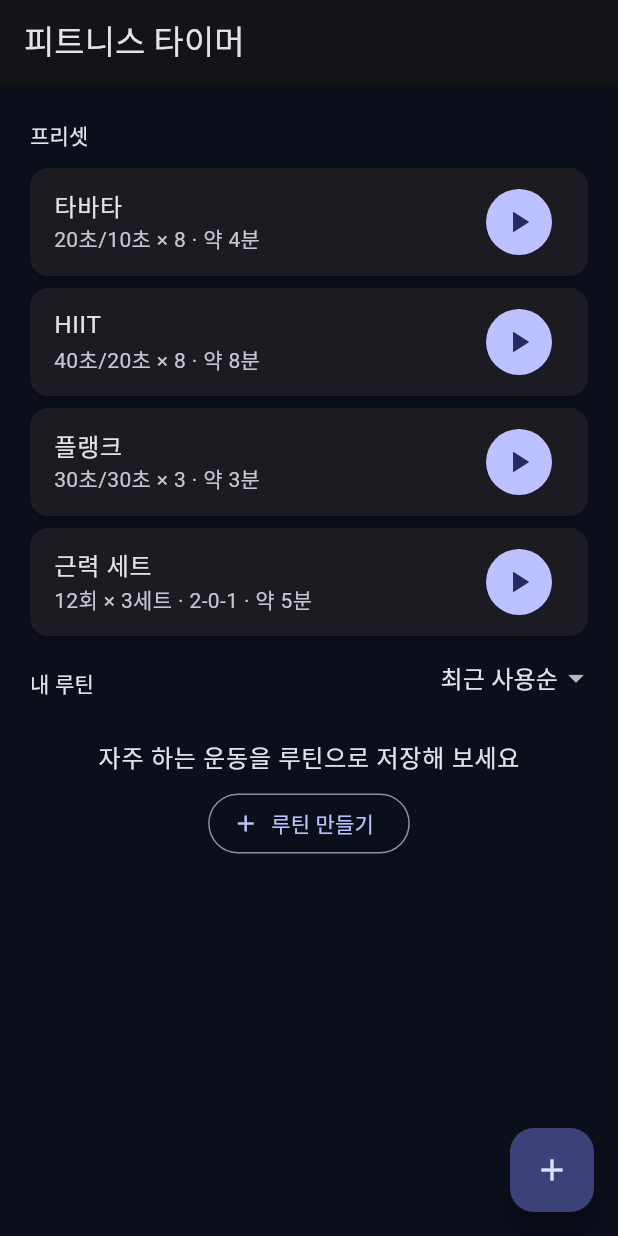
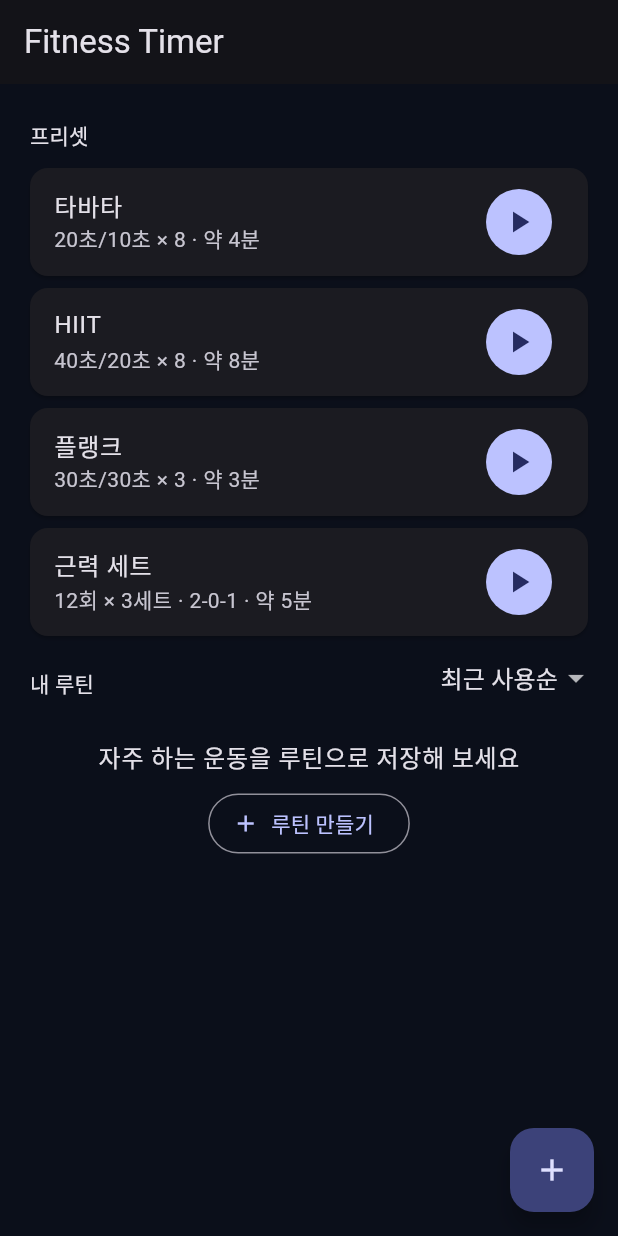
Before and after one commit to zerogravitymeat/fitness_timer, a Flutter app: the screen it shows after launch, on a phone screen of 412 x 824 dp. Run offline on Flutter 3.47's test engine with Material 3 defaults, Android fonts, the phone set to English and light mode, and no system bars; our stand-ins replace audioplayers, flutter_tts, vibration, wakelock_plus; missing offline and left inert: flutter_foreground_task.

Commit message:
chore: 앱 표기 이름을 Fitness Timer로 변경
- Android·iOS 표시 이름, 앱 제목, 홈 화면 제목
- README, 기획 문서(01, 03, 04, docs/README)

Co-Authored-By: Claude Opus 5.5 <noreply@anthropic.com>

```diff
--- a/lib/features/home/home_page.dart
+++ b/lib/features/home/home_page.dart
@@ -144,7 +144,7 @@ class _HomePageState extends State<HomePage> {
         final text = Theme.of(context).textTheme;
 
         return Scaffold(
-          appBar: AppBar(title: const Text('피트니스 타이머')),
+          appBar: AppBar(title: const Text('Fitness Timer')),
           floatingActionButton: FloatingActionButton(
             tooltip: '새 루틴 만들기',
             onPressed: () =>
--- a/lib/main.dart
+++ b/lib/main.dart
@@ -17,7 +17,7 @@ class FitnessTimerApp extends StatelessWidget {
   @override
   Widget build(BuildContext context) {
     return MaterialApp(
-      title: '피트니스 타이머',
+      title: 'Fitness Timer',
       debugShowCheckedModeBanner: false,
       // MVP는 다크 테마만 (docs/04 2.4절). 글래스 디자인은 개발 7단계에서.
       theme: ThemeData(
--- a/pubspec.yaml
+++ b/pubspec.yaml
@@ -1,5 +1,5 @@
 name: fitness_timer
-description: "피트니스 타이머 - 운동용 인터벌·세트 타이머"
+description: "Fitness Timer - 운동용 인터벌·세트 타이머"
 # The following line prevents the package from being accidentally published to
 # pub.dev using `flutter pub publish`. This is preferred for private packages.
 publish_to: 'none' # Remove this line if you wish to publish to pub.dev
```
Also changed, not shown: 7 other files.
